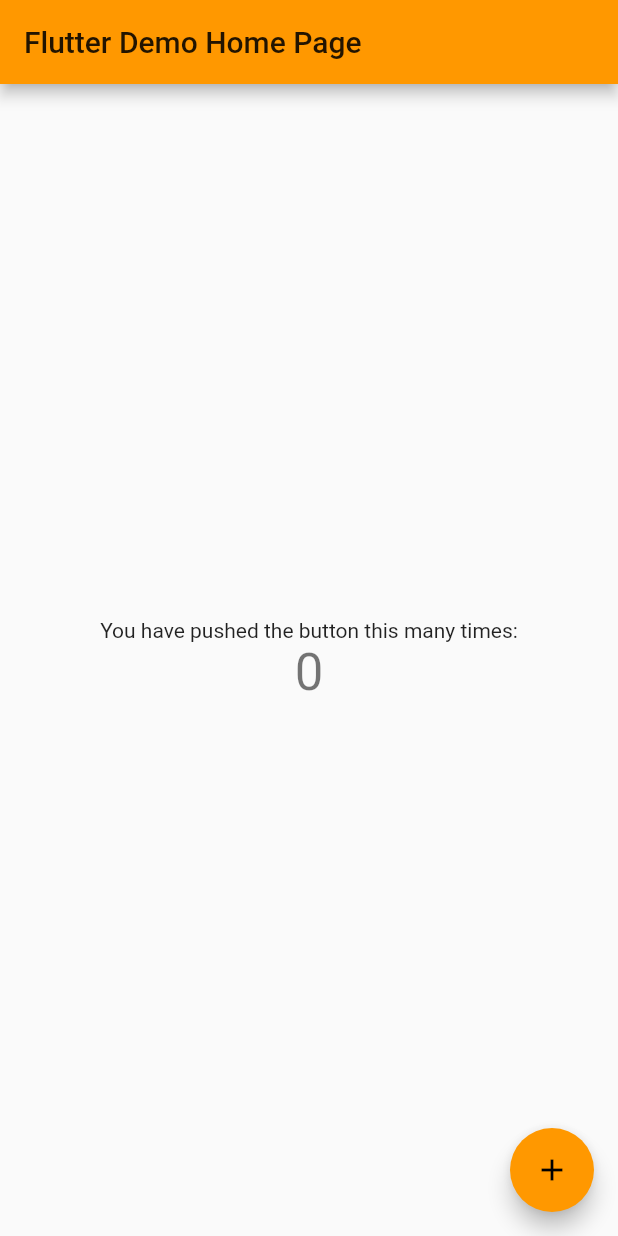
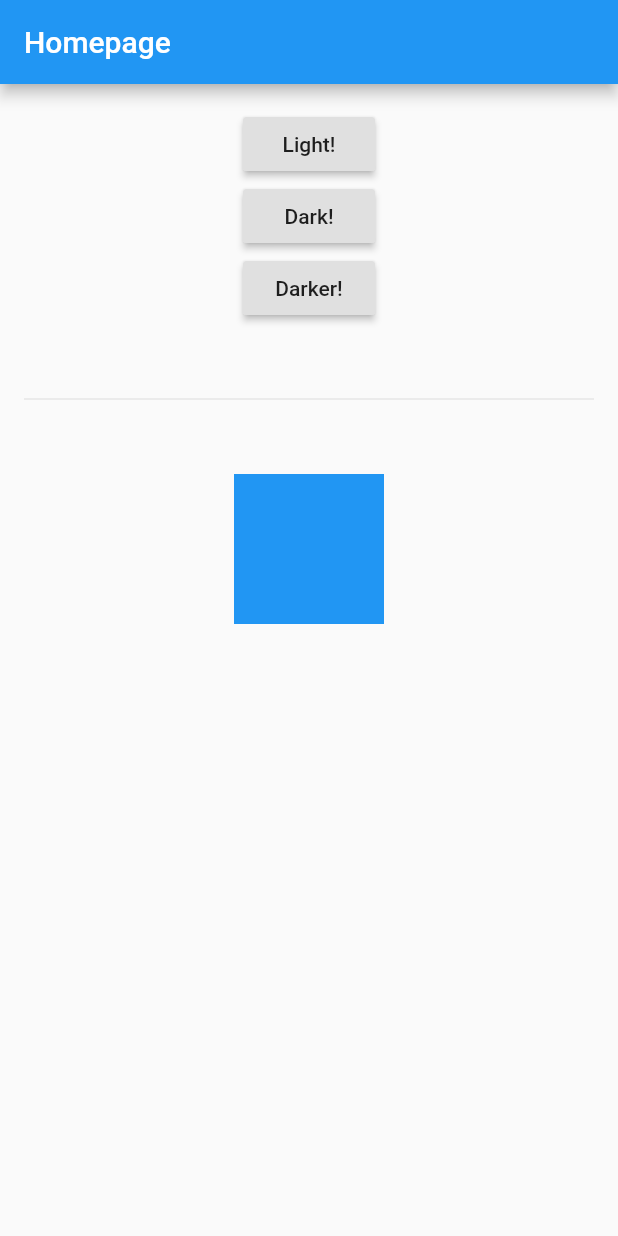
Before and after one commit to danielccunha/flutter-dark-mode, a Flutter app: the screen it shows after launch, on a phone screen of 412 x 824 dp. Run offline on Flutter 3.47's test engine with Material 2 defaults, Android fonts, the phone set to English and light mode, and no system bars.

Commit message:
Finished the example (Flutter is awesome)

```diff
--- /dev/null
+++ b/lib/custom_theme.dart
@@ -0,0 +1,65 @@
+import 'package:flutter/material.dart';
+import 'package:flutter_dark_theme/themes.dart';
+
+class _CustomTheme extends InheritedWidget {
+  final CustomThemeState data;
+
+  _CustomTheme({
+    this.data,
+    Key key,
+    @required Widget child,
+  }) : super(key: key, child: child);
+
+  @override
+  bool updateShouldNotify(_CustomTheme oldWidget) {
+    return true;
+  }
+}
+
+class CustomTheme extends StatefulWidget {
+  final Widget child;
+  final ThemeKeys initialThemeKey;
+
+  const CustomTheme({
+    Key key,
+    this.initialThemeKey,
+    @required this.child,
+  }) : super(key: key);
+
+  @override
+  CustomThemeState createState() => new CustomThemeState();
+
+  static ThemeData of(BuildContext context) {
+    _CustomTheme inherited = (context.dependOnInheritedWidgetOfExactType<_CustomTheme>());
+    return inherited.data.theme;
+  }
+
+  static CustomThemeState instanceOf(BuildContext context) {
+    _CustomTheme inherited = (context.dependOnInheritedWidgetOfExactType<_CustomTheme>());
+    return inherited.data;
+  }
+}
+
+class CustomThemeState extends State<CustomTheme> {
+  ThemeData _theme;
+
+  ThemeData get theme => _theme;
+
+  @override
+  void initState() {
+    _theme = Themes.getThemeFromKey(widget.initialThemeKey);
+    super.initState();
+  }
+
+  void changeTheme(ThemeKeys themeKey) {
+    setState(() => _theme = Themes.getThemeFromKey(themeKey));
+  }
+
+  @override
+  Widget build(BuildContext context) {
+    return new _CustomTheme(
+      data: this,
+      child: widget.child,
+    );
+  }
+}
--- /dev/null
+++ b/lib/home_screen.dart
@@ -0,0 +1,62 @@
+import 'package:flutter/material.dart';
+import 'package:flutter_dark_theme/custom_theme.dart';
+import 'package:flutter_dark_theme/themes.dart';
+
+class HomeScreen extends StatefulWidget {
+  @override
+  _HomeScreenState createState() => _HomeScreenState();
+}
+
+class _HomeScreenState extends State<HomeScreen> {
+  void _changeTheme(BuildContext buildContext, ThemeKeys key) {
+    CustomTheme.instanceOf(buildContext).changeTheme(key);
+  }
+
+  @override
+  Widget build(BuildContext context) {
+    return Scaffold(
+      appBar: AppBar(
+        backgroundColor: Theme.of(context).primaryColor,
+        title: Text("Homepage"),
+      ),
+      body: Padding(
+        padding: const EdgeInsets.all(16),
+        child: Center(
+          child: Column(
+            crossAxisAlignment: CrossAxisAlignment.center,
+            mainAxisSize: MainAxisSize.max,
+            children: <Widget>[
+              RaisedButton(
+                onPressed: () {
+                  _changeTheme(context, ThemeKeys.LIGHT);
+                },
+                child: Text("Light!"),
+              ),
+              RaisedButton(
+                onPressed: () {
+                  _changeTheme(context, ThemeKeys.DARK);
+                },
+                child: Text("Dark!"),
+              ),
+              RaisedButton(
+                onPressed: () {
+                  _changeTheme(context, ThemeKeys.DARKER);
+                },
+                child: Text("Darker!"),
+              ),
+              Divider(
+                height: 100,
+              ),
+              AnimatedContainer(
+                duration: Duration(milliseconds: 50),
+                color: Theme.of(context).primaryColor,
+                width: 100,
+                height: 100,
+              ),
+            ],
+          ),
+        ),
+      ),
+    );
+  }
+}
--- a/lib/main.dart
+++ b/lib/main.dart
@@ -1,71 +1,24 @@
 import 'package:flutter/material.dart';
+import 'package:flutter_dark_theme/custom_theme.dart';
+import 'package:flutter_dark_theme/home_screen.dart';
+import 'package:flutter_dark_theme/themes.dart';
 
 void main() {
-  runApp(MyApp());
+  runApp(
+    CustomTheme(
+      initialThemeKey: ThemeKeys.LIGHT,
+      child: MyApp(),
+    ),
+  );
 }
 
 class MyApp extends StatelessWidget {
   @override
   Widget build(BuildContext context) {
     return MaterialApp(
-      debugShowCheckedModeBanner: false,
-      title: 'Flutter Demo',
-      theme: ThemeData(
-        brightness: Brightness.light,
-        primarySwatch: Colors.orange,
-      ),
-      darkTheme: ThemeData(
-        brightness: Brightness.dark,
-        primarySwatch: Colors.orange,
-      ),
-      home: MyHomePage(title: 'Flutter Demo Home Page'),
+      title: 'Dark Theme',
+      theme: CustomTheme.of(context),
+      home: HomeScreen(),
     );
   }
 }
-
-class MyHomePage extends StatefulWidget {
-  MyHomePage({Key key, this.title}) : super(key: key);
-
-  final String title;
-
-  @override
-  _MyHomePageState createState() => _MyHomePageState();
-}
-
-class _MyHomePageState extends State<MyHomePage> {
-  int _counter = 0;
-
-  void _incrementCounter() {
-    setState(() {
-      _counter++;
-    });
-  }
-
-  @override
-  Widget build(BuildContext context) {
-    return Scaffold(
-      appBar: AppBar(
-        title: Text(widget.title),
-      ),
-      body: Center(
-        child: Column(
-          mainAxisAlignment: MainAxisAlignment.center,
-          children: <Widget>[
-            Text(
-              'You have pushed the button this many times:',
-            ),
-            Text(
-              '$_counter',
-              style: Theme.of(context).textTheme.headline4,
-            ),
-          ],
-        ),
-      ),
-      floatingActionButton: FloatingActionButton(
-        onPressed: _incrementCounter,
-        tooltip: 'Increment',
-        child: Icon(Icons.add),
-      ),
-    );
-  }
-}
--- /dev/null
+++ b/lib/themes.dart
@@ -0,0 +1,33 @@
+import 'package:flutter/material.dart';
+
+enum ThemeKeys { LIGHT, DARK, DARKER }
+
+class Themes {
+  static final ThemeData lightTheme = ThemeData(
+    primaryColor: Colors.blue,
+    brightness: Brightness.light,
+  );
+
+  static final ThemeData darkTheme = ThemeData(
+    primaryColor: Colors.grey,
+    brightness: Brightness.dark,
+  );
+
+  static final ThemeData darkerTheme = ThemeData(
+    primaryColor: Colors.black,
+    brightness: Brightness.dark,
+  );
+
+  static ThemeData getThemeFromKey(ThemeKeys themeKey) {
+    switch (themeKey) {
+      case ThemeKeys.LIGHT:
+        return lightTheme;
+      case ThemeKeys.DARK:
+        return darkTheme;
+      case ThemeKeys.DARKER:
+        return darkerTheme;
+      default:
+        return lightTheme;
+    }
+  }
+}
```
